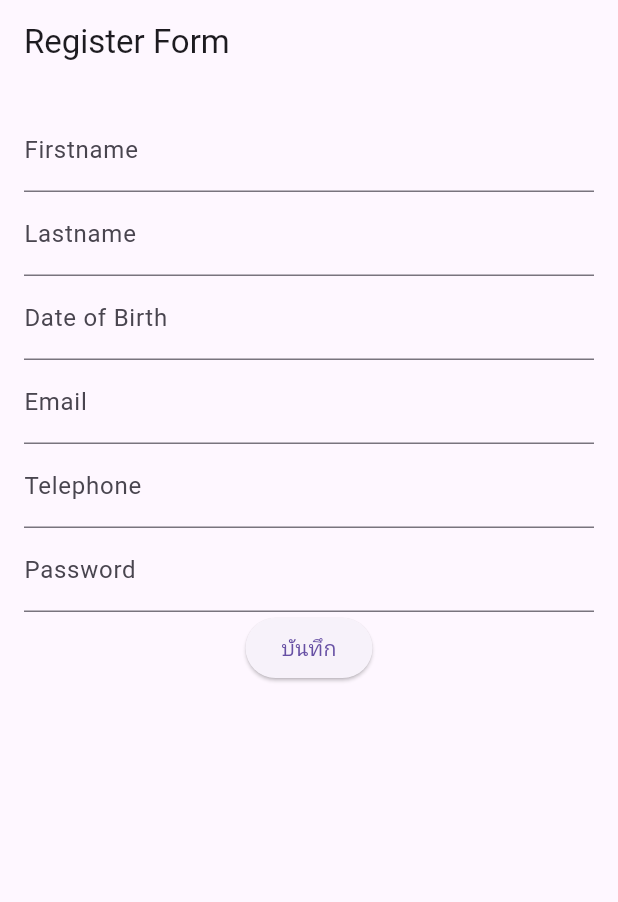
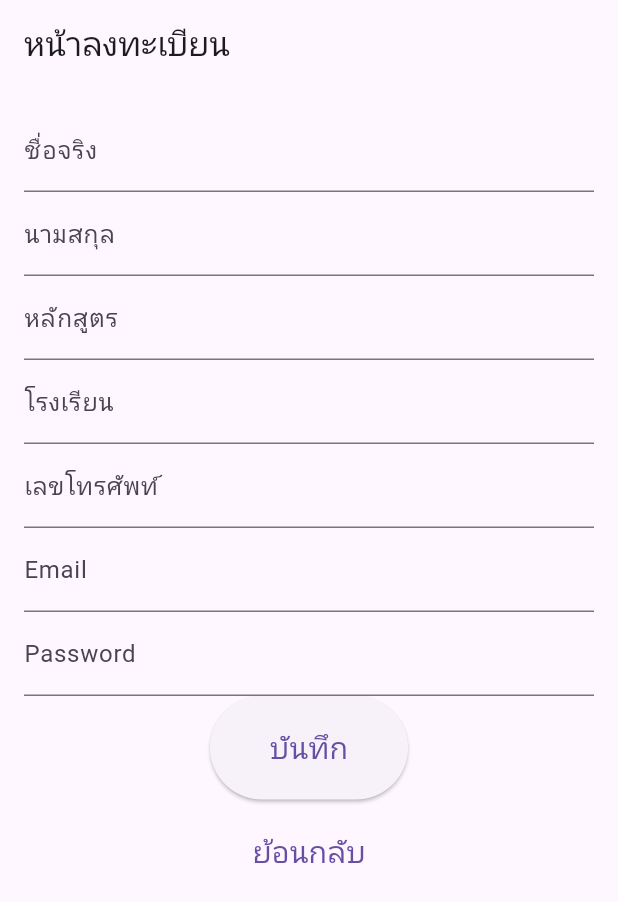
Before and after one commit to Keerati011/Flutter, a Flutter app: the RegisterUserForm screen opened directly, on a phone screen of 412 x 824 dp. Shown: the top 902 px of the screen. Run offline on Flutter 3.47's test engine with Material 3 defaults, Android fonts, the phone set to English and light mode, and no system bars; network calls fail.

Commit message:
เทส

```diff
--- a/lib/register.dart
+++ b/lib/register.dart
@@ -10,16 +10,18 @@ class RegisterUserForm extends StatefulWidget {
 class _RegisterUserFormState extends State<RegisterUserForm> {
   TextEditingController firstNameController = TextEditingController();
   TextEditingController lastNameController = TextEditingController();
-  TextEditingController dobController = TextEditingController();
+  TextEditingController majorController = TextEditingController();
+  TextEditingController schoolController = TextEditingController();
+  TextEditingController phoneController = TextEditingController();
   TextEditingController emailController = TextEditingController();
-  TextEditingController phoneController = TextEditingController();
   TextEditingController passwordController = TextEditingController();
   void registerUser() async {
     String firstName = firstNameController.text;
     String lastName = lastNameController.text;
-    String dob = dobController.text;
+    String major = majorController.text;
+    String school = schoolController.text;
+    String phone = phoneController.text;
     String email = emailController.text;
-    String phone = phoneController.text;
     String password = passwordController.text;
 
     String apiUrl = 'http://localhost/api/saveregister.php';
@@ -27,7 +29,8 @@ class _RegisterUserFormState extends State<RegisterUserForm> {
     Map<String, dynamic> requestBody = {
       'firstname': firstName,
       'lastname': lastName,
-      'dob': dob,
+      'major': major,
+      'school': school,
       'email': email,
       'phone': phone,
       'password': password,
@@ -53,7 +56,7 @@ class _RegisterUserFormState extends State<RegisterUserForm> {
   Widget build(BuildContext context) {
     return Scaffold(
       appBar: AppBar(
-        title: Text('Register Form'),
+        title: Text('หน้าลงทะเบียน'),
       ),
       body: Padding(
         padding: const EdgeInsets.all(16.0),
@@ -61,23 +64,27 @@ class _RegisterUserFormState extends State<RegisterUserForm> {
           children: [
             TextFormField(
               controller: firstNameController,
-              decoration: InputDecoration(labelText: 'Firstname'),
+              decoration: InputDecoration(labelText: 'ชื่อจริง'),
             ),
             TextFormField(
               controller: lastNameController,
-              decoration: InputDecoration(labelText: 'Lastname'),
+              decoration: InputDecoration(labelText: 'นามสกุล'),
             ),
             TextFormField(
-              controller: dobController,
-              decoration: InputDecoration(labelText: 'Date of Birth'),
+              controller: majorController,
+              decoration: InputDecoration(labelText: 'หลักสูตร'),
+            ),
+            TextFormField(
+              controller: schoolController,
+              decoration: InputDecoration(labelText: 'โรงเรียน'),
+            ),
+            TextFormField(
+              controller: phoneController,
+              decoration: InputDecoration(labelText: 'เลขโทรศัพท์'),
             ),
             TextFormField(
               controller: emailController,
               decoration: InputDecoration(labelText: 'Email'),
-            ),
-            TextFormField(
-              controller: phoneController,
-              decoration: InputDecoration(labelText: 'Telephone'),
             ),
             TextFormField(
               controller: passwordController,
@@ -85,7 +92,28 @@ class _RegisterUserFormState extends State<RegisterUserForm> {
             ),
             ElevatedButton(
               onPressed: registerUser,
-              child: Text('บันทึก'),
+              child: Text(
+                'บันทึก',
+                style: TextStyle(fontSize: 20),
+              ),
+              style: ElevatedButton.styleFrom(
+                padding: EdgeInsets.symmetric(horizontal: 40, vertical: 20),
+              ),
+            ),
+            TextButton(
+              onPressed: () {
+// เพิ่มการไปหน้าสร้างผู้ใช้ที่นี่
+                Navigator.of(context).pushReplacement(MaterialPageRoute(
+                  builder: (context) => LoginScreen(),
+                ));
+              },
+              child: Text(
+                'ย้อนกลับ',
+                style: TextStyle(fontSize: 20),
+              ),
+              style: ElevatedButton.styleFrom(
+                padding: EdgeInsets.symmetric(horizontal: 40, vertical: 20),
+              ),
             ),
           ],
         ),
@@ -99,8 +127,8 @@ void showSuccessDialog(BuildContext context) {
     context: context,
     builder: (BuildContext context) {
       return AlertDialog(
-        title: Text('Successfully'),
-        content: Text('Your information has been successfully saved..'),
+        title: Text('สำเร็จเรียบร้อย'),
+        content: Text('ข้อมูลของคุณถูกบันทึกเรียบร้อยแล้ว'),
         actions: [
           TextButton(
             onPressed: () {
@@ -109,7 +137,7 @@ void showSuccessDialog(BuildContext context) {
 //builder: (context) => MainMenu(),
                   builder: (context) => LoginScreen()));
             },
-            child: Text('Goto Login Page'),
+            child: Text('ไปยังหน้าเข้าใช้งาน'),
           ),
         ],
       );
--- a/pubspec.yaml
+++ b/pubspec.yaml
@@ -52,6 +52,7 @@ dev_dependencies:
 flutter:
   assets:
     - images/csitlogo.png
+
   # The following line ensures that the Material Icons font is
   # included with your application, so that you can use the icons in
   # the material Icons class.
```
Also changed, not shown: lib/login_screen.dart (+25 -12 lines), lib/mainmanu.dart (+31 -62 lines), lib/splash_screen.dart (+11 -10 lines), images/csitlogo.png, images/csitlogo_old.png (added), images/major.png (added), images/regis.png (added), images/tarang.png (added).
